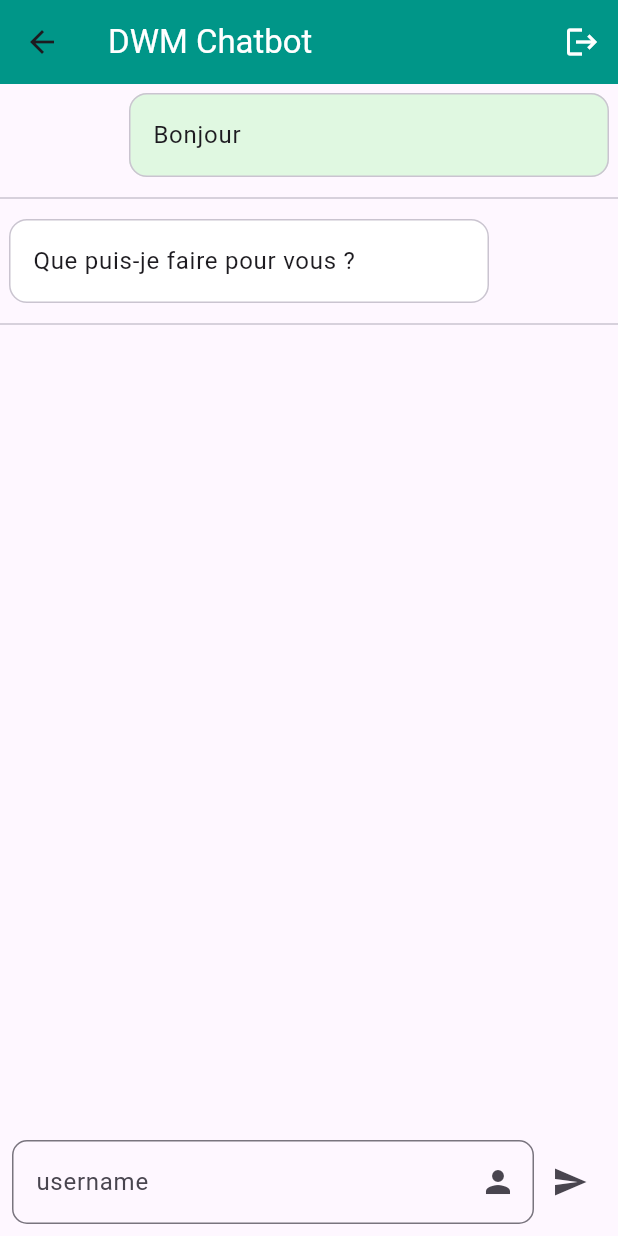
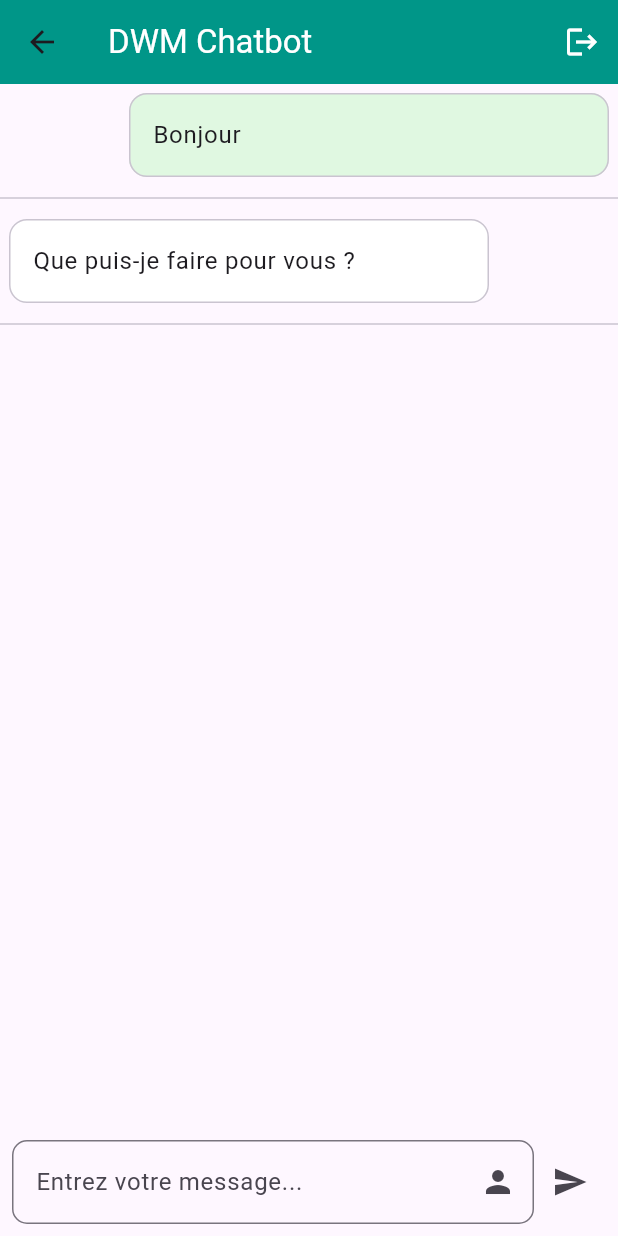
Before and after one commit to IvanDev1024/second-flutter-app, a Flutter app: the ChatbotPage screen opened by its route, on a phone screen of 412 x 824 dp. Run offline on Flutter 3.47's test engine with Material 3 defaults, Android fonts, the phone set to English and light mode, and no system bars.

Commit message:
mpetite mse à jour

```diff
--- a/lib/pages/chatbot.page.dart
+++ b/lib/pages/chatbot.page.dart
@@ -80,7 +80,7 @@ class _ChatbotPageState extends State<ChatbotPage> {
                   child: TextFormField(
                     controller: userController,
                     decoration : InputDecoration(
-                        hintText: "username",
+                        hintText: "Entrez votre message...",
                         suffixIcon: Icon(Icons.person),
                         border: OutlineInputBorder(
                             borderRadius: BorderRadius.circular(10),
```
